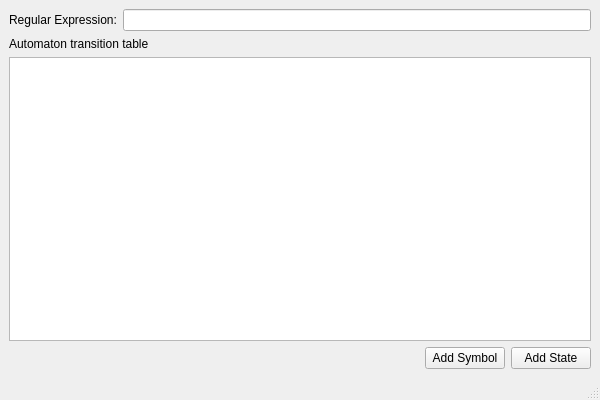
Above: ui/main_window.ui from matheuspb/simone before the change. Below: the same form after it.
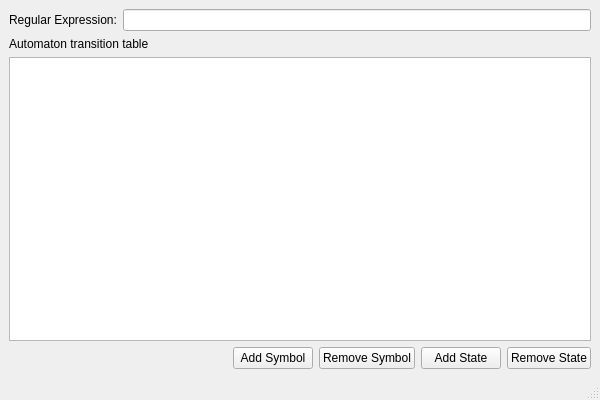
That is the form after the change.

Commit message: Deletion buttons added to UI

```diff
--- a/ui/main_window.ui
+++ b/ui/main_window.ui
@@ -76,6 +76,13 @@
         </property>
        </widget>
       </item>
+      <item>
+       <widget class="QPushButton" name="removeSymbolButton">
+        <property name="text">
+         <string>Remove Symbol</string>
+        </property>
+       </widget>
+      </item>
       <item>
        <widget class="QPushButton" name="addStateButton">
         <property name="text">
@@ -83,6 +90,13 @@
         </property>
        </widget>
       </item>
+      <item>
+       <widget class="QPushButton" name="removeStateButton">
+        <property name="text">
+         <string>Remove State</string>
+        </property>
+       </widget>
+      </item>
      </layout>
     </item>
    </layout>
```
Left out of the diff: 4 changed lines with no effect on the pictures. The commit also changes 3 other files.
